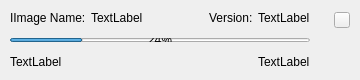
First picture: the form in src/common/transmission-item.ui, repository openeuler-mirror/ks-scmc-gui, before the edit.
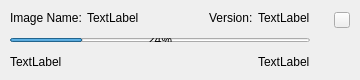
Second picture: the form after the edit.

Commit message:
fix(*):update proto and improve image download and update transfer list
    - 更新proto文件，完善镜像下载和更新列表

The edit to the form file:
```diff
--- a/src/common/transmission-item.ui
+++ b/src/common/transmission-item.ui
@@ -79,7 +79,7 @@
         <item>
          <widget class="QLabel" name="label_3">
           <property name="text">
-           <string>IImage Name:</string>
+           <string>Image Name:</string>
           </property>
          </widget>
         </item>
```
The commit also changes 14 other files.
